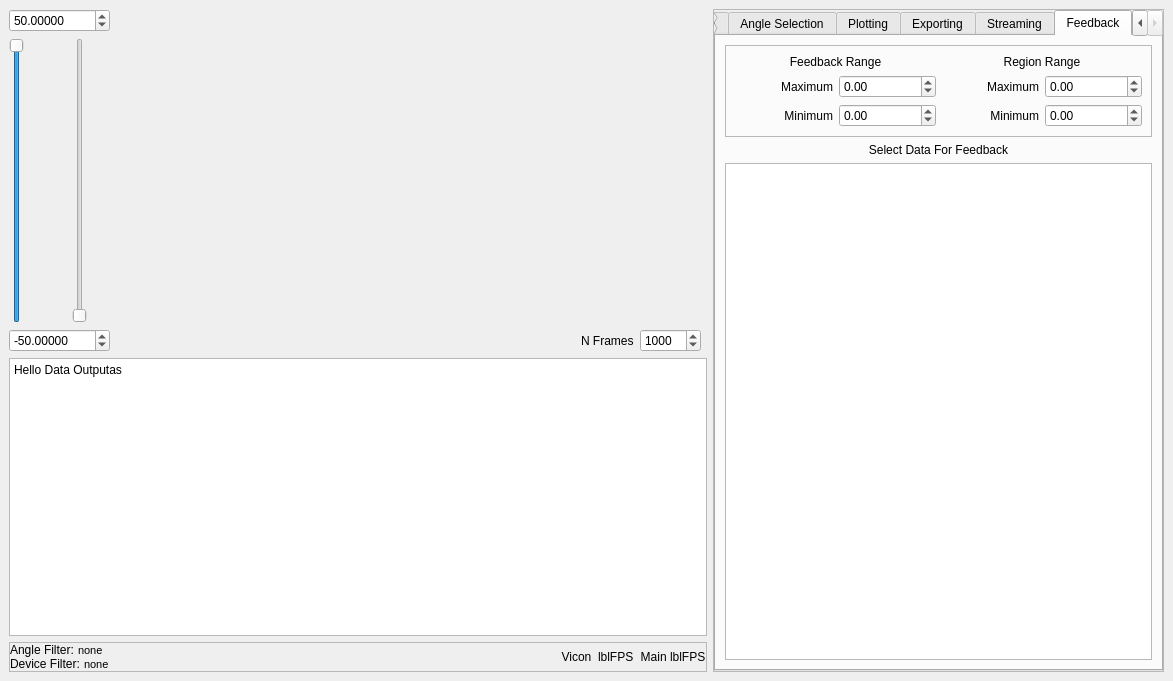
This is GUI/MainWindow.ui in WSUR2B/Vicon-Feedback-Interface as Qt 5 draws it before an edit. The edited form follows.
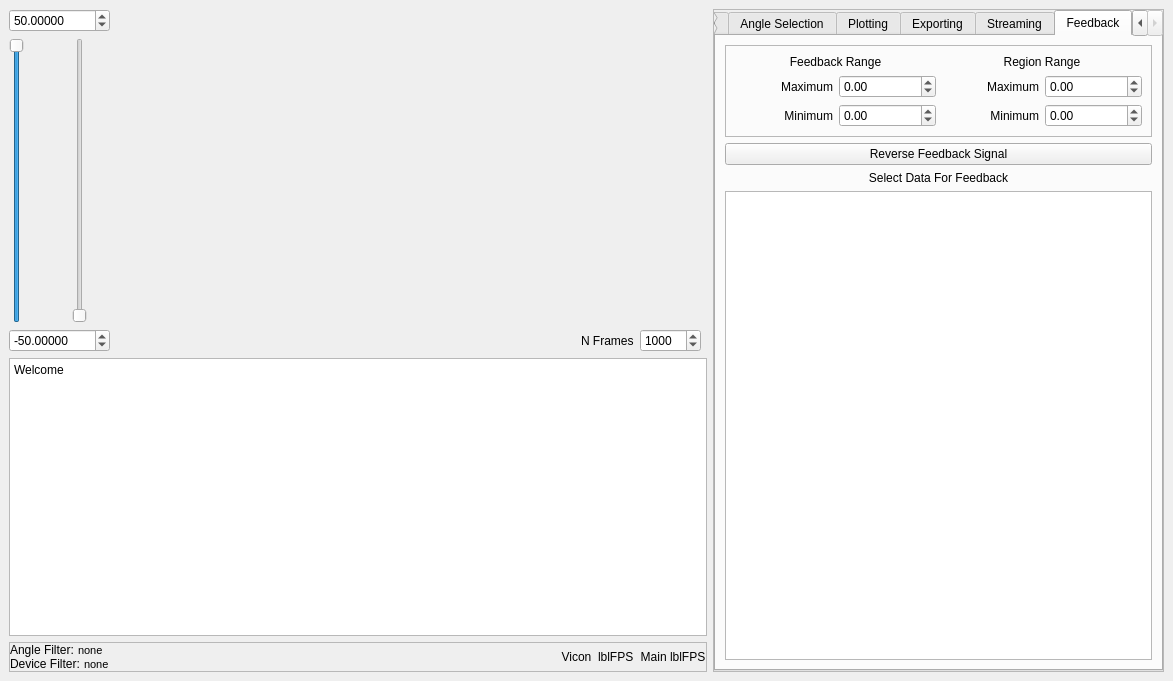
This is the edited form. The open tabs and pages were chosen to show the change.

Commit message: Reviewd Readme and added Negate to Feedback Feature

Patch:
```diff
--- a/GUI/MainWindow.ui
+++ b/GUI/MainWindow.ui
@@ -31,7 +31,7 @@
            <bool>true</bool>
           </property>
           <property name="plainText">
-           <string>Hello Data Outputas</string>
+           <string>Welcome</string>
           </property>
          </widget>
         </item>
@@ -1188,6 +1188,16 @@
                </layout>
               </widget>
              </item>
+             <item>
+              <widget class="QPushButton" name="btnPushReverseFeedbackSignal">
+               <property name="text">
+                <string>Reverse Feedback Signal</string>
+               </property>
+               <property name="checkable">
+                <bool>true</bool>
+               </property>
+              </widget>
+             </item>
              <item>
               <widget class="QLabel" name="label_49">
                <property name="sizePolicy">
```
Left out of the diff: 88 changed lines with no effect on the pictures. The commit also changes 4 other files.
